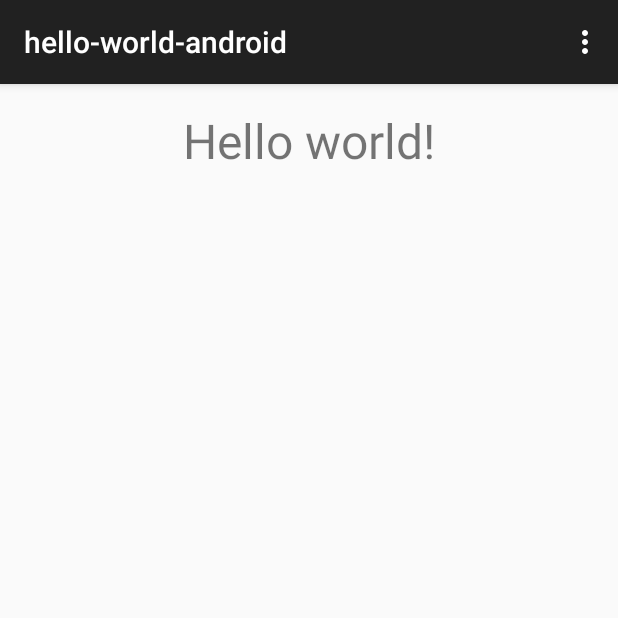
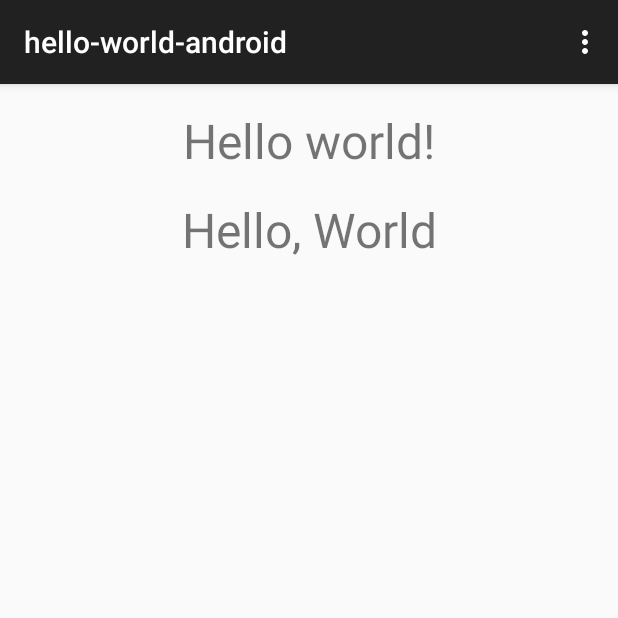
Before and after one commit to therickys93/simple-hello-world-programs, an Android app: the screen it shows after launch (MainActivity), on a phone screen of 412 x 824 dp, the top half of it. Run offline under Robolectric (Android 15) with nearby library versions, the phone set to English and light mode, and no system bars.

Commit message:
Improve the android version

```diff
--- a/hello-world-android/app/src/main/java/com/example/ricky/hello_world_android/MainActivity.java
+++ b/hello-world-android/app/src/main/java/com/example/ricky/hello_world_android/MainActivity.java
@@ -4,13 +4,30 @@ import android.support.v7.app.ActionBarActivity;
 import android.os.Bundle;
 import android.view.Menu;
 import android.view.MenuItem;
+import android.view.View;
+import android.widget.TextView;
+
+import org.w3c.dom.Text;
 
 public class MainActivity extends ActionBarActivity {
+
+    TextView label2;
 
     @Override
     protected void onCreate(Bundle savedInstanceState) {
         super.onCreate(savedInstanceState);
         setContentView(R.layout.activity_main);
+
+        // in the first label the text is written directly from the activity_main.xml
+
+        // in the second label the text is written using the code below
+
+        // get the label from the activity_main.xml
+        this.label2 = (TextView) findViewById(R.id.label2);
+        // create an hello world string
+        String hello = "Hello, World";
+        // set the text of the label2 to be the string
+        this.label2.setText(hello);
     }
 
     @Override
--- a/hello-world-android/app/src/main/res/layout/activity_main.xml
+++ b/hello-world-android/app/src/main/res/layout/activity_main.xml
@@ -14,6 +14,13 @@
         android:gravity="center"
         />
 
-
+    <TextView
+        android:id="@+id/label2"
+        android:paddingTop="16dp"
+        android:layout_width="match_parent"
+        android:layout_height="wrap_content"
+        android:textSize="32dp"
+        android:gravity="center"
+        />
 
 </LinearLayout>
```
